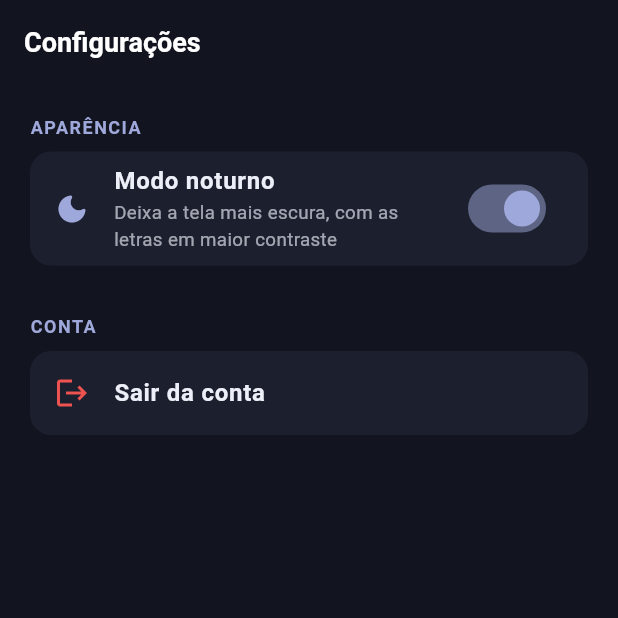
After one commit to FranciscoFilho0/edu_galaxy, a Flutter app: the ProfessorSettingsView screen opened by its route, after a tap on "Modo noturno", on a phone screen of 412 x 824 dp, the top half of it. The commit adds this screen. Run offline on Flutter 3.47's test engine with Material 3 defaults, Android fonts, the phone set to English and light mode, and no system bars; our stand-ins replace audioplayers, cloud_firestore, firebase_auth, firebase_core, flutter_tts, go_router and 4 more; accounts and stored records are empty.

Commit message:
feat: adicionar botão de configurações para modo noturno e controle de volume

```diff
--- /dev/null
+++ b/lib/controllers/settings_controller.dart
@@ -0,0 +1,69 @@
+import 'package:flutter/foundation.dart';
+import 'package:shared_preferences/shared_preferences.dart';
+import '../core/theme/app_theme.dart';
+import '../services/audio_service.dart';
+import '../services/tts_service.dart';
+
+/// Preferências do app que persistem entre sessões: volume da música de
+/// fundo, volume da voz (TTS) e o modo noturno do professor.
+///
+/// Carrega tudo do dispositivo (`SharedPreferences`) assim que o app abre e
+/// já aplica no `AudioService`/`TtsService`/`AppTheme` — as telas só leem os
+/// getters e chamam os setters, sem se preocupar com persistência.
+class SettingsController extends ChangeNotifier {
+  static const _keyMusicVolume = 'settings.musicVolume';
+  static const _keyTtsVolume = 'settings.ttsVolume';
+  static const _keyProfessorDarkMode = 'settings.professorDarkMode';
+
+  double _musicVolume = 0.5;
+  double _ttsVolume = 1.0;
+  bool _professorDarkMode = false;
+  bool _isLoaded = false;
+
+  double get musicVolume => _musicVolume;
+  double get ttsVolume => _ttsVolume;
+  bool get professorDarkMode => _professorDarkMode;
+  bool get isLoaded => _isLoaded;
+
+  SettingsController() {
+    _load();
+  }
+
+  Future<void> _load() async {
+    final prefs = await SharedPreferences.getInstance();
+    _musicVolume = prefs.getDouble(_keyMusicVolume) ?? 0.5;
+    _ttsVolume = prefs.getDouble(_keyTtsVolume) ?? 1.0;
+    _professorDarkMode = prefs.getBool(_keyProfessorDarkMode) ?? false;
+
+    await AudioService().setVolume(_musicVolume);
+    await TtsService.instance.setVolume(_ttsVolume);
+    AppTheme.applyProfessorDarkMode(_professorDarkMode);
+
+    _isLoaded = true;
+    notifyListeners();
+  }
+
+  Future<void> setMusicVolume(double volume) async {
+    _musicVolume = volume.clamp(0.0, 1.0);
+    notifyListeners();
+    await AudioService().setVolume(_musicVolume);
+    final prefs = await SharedPreferences.getInstance();
+    await prefs.setDouble(_keyMusicVolume, _musicVolume);
+  }
+
+  Future<void> setTtsVolume(double volume) async {
+    _ttsVolume = volume.clamp(0.0, 1.0);
+    notifyListeners();
+    await TtsService.instance.setVolume(_ttsVolume);
+    final prefs = await SharedPreferences.getInstance();
+    await prefs.setDouble(_keyTtsVolume, _ttsVolume);
+  }
+
+  Future<void> setProfessorDarkMode(bool dark) async {
+    _professorDarkMode = dark;
+    AppTheme.applyProfessorDarkMode(dark);
+    notifyListeners();
+    final prefs = await SharedPreferences.getInstance();
+    await prefs.setBool(_keyProfessorDarkMode, dark);
+  }
+}
--- a/lib/core/router/app_routes.dart
+++ b/lib/core/router/app_routes.dart
@@ -14,6 +14,7 @@ class AppRoutes {
   static const String professorResults = '/professor/results';
   static const String professorStudents = '/professor/students';
   static const String professorStudentDetail = '/professor/students/:studentId';
+  static const String professorSettings = '/professor/settings';
 
   /// Monta a URL da tela de detalhe substituindo o :studentId pelo id real.
   static String professorStudentDetailPath(String studentId) =>
@@ -30,6 +31,7 @@ class AppRoutes {
   static const String studentGamePlay = '/student/games/play/:gameId';
   static const String studentRanking = '/student/ranking';
   static const String studentAchievements = '/student/achievements';
+  static const String studentSettings = '/student/settings';
 
   // Jogos livres (não pedagógicos — sem professor, sem envio de resultado)
   static const String studentCasualGames = '/student/casual';
--- a/lib/core/theme/app_theme.dart
+++ b/lib/core/theme/app_theme.dart
@@ -2,14 +2,59 @@ import 'package:flutter/material.dart';
 
 class AppTheme {
   // ── Professor palette (professional, clean) ──────────────────────────────
-  static const Color profPrimary = Color(0xFF1A237E);
-  static const Color profSecondary = Color(0xFF0288D1);
-  static const Color profAccent = Color(0xFF00BCD4);
-  static const Color profBackground = Color(0xFFF5F7FA);
-  static const Color profSurface = Color(0xFFFFFFFF);
-  static const Color profSuccess = Color(0xFF2E7D32);
-  static const Color profWarning = Color(0xFFF57F17);
-  static const Color profError = Color(0xFFC62828);
+  // Não são mais `const`: o modo noturno do professor troca os valores
+  // dessas variáveis em tempo real (ver [applyProfessorDarkMode]), então
+  // toda a tela do professor — que referencia essas cores diretamente —
+  // se re-pinta sozinha sem precisar editar cada tela uma por uma.
+  static Color profPrimary = _profLightPrimary;
+  static Color profSecondary = _profLightSecondary;
+  static Color profAccent = _profLightAccent;
+  static Color profBackground = _profLightBackground;
+  static Color profSurface = _profLightSurface;
+  static Color profSuccess = _profLightSuccess;
+  static Color profWarning = _profLightWarning;
+  static Color profError = _profLightError;
+  static Color profOnSurface = _profLightOnSurface;
+  static bool professorDarkMode = false;
+
+  // Paleta clara (padrão)
+  static const Color _profLightPrimary = Color(0xFF1A237E);
+  static const Color _profLightSecondary = Color(0xFF0288D1);
+  static const Color _profLightAccent = Color(0xFF00BCD4);
+  static const Color _profLightBackground = Color(0xFFF5F7FA);
+  static const Color _profLightSurface = Color(0xFFFFFFFF);
+  static const Color _profLightSuccess = Color(0xFF2E7D32);
+  static const Color _profLightWarning = Color(0xFFF57F17);
+  static const Color _profLightError = Color(0xFFC62828);
+  static const Color _profLightOnSurface = Color(0xFF1F1F1F);
+
+  // Paleta do modo noturno — mesma identidade (azul/ciano), só que clara o
+  // bastante pra ter contraste confortável sobre um fundo escuro.
+  static const Color _profDarkPrimary = Color(0xFF9FA8DA);
+  static const Color _profDarkSecondary = Color(0xFF4FC3F7);
+  static const Color _profDarkAccent = Color(0xFF4DD0E1);
+  static const Color _profDarkBackground = Color(0xFF12141F);
+  static const Color _profDarkSurface = Color(0xFF1C1F2E);
+  static const Color _profDarkSuccess = Color(0xFF66BB6A);
+  static const Color _profDarkWarning = Color(0xFFFFB74D);
+  static const Color _profDarkError = Color(0xFFEF5350);
+  static const Color _profDarkOnSurface = Color(0xFFECEFF7);
+
+  /// Liga/desliga o modo noturno do professor. Atualiza todas as cores
+  /// `AppTheme.profX` de uma vez — quem chamar isso deve, em seguida,
+  /// disparar um rebuild do app (o `SettingsController` já faz isso).
+  static void applyProfessorDarkMode(bool dark) {
+    professorDarkMode = dark;
+    profPrimary = dark ? _profDarkPrimary : _profLightPrimary;
+    profSecondary = dark ? _profDarkSecondary : _profLightSecondary;
+    profAccent = dark ? _profDarkAccent : _profLightAccent;
+    profBackground = dark ? _profDarkBackground : _profLightBackground;
+    profSurface = dark ? _profDarkSurface : _profLightSurface;
+    profSuccess = dark ? _profDarkSuccess : _profLightSuccess;
+    profWarning = dark ? _profDarkWarning : _profLightWarning;
+    profError = dark ? _profDarkError : _profLightError;
+    profOnSurface = dark ? _profDarkOnSurface : _profLightOnSurface;
+  }
 
   // ── Student/Galactic palette ──────────────────────────────────────────────
   static const Color galaxyDeep = Color(0xFF0A0E27);
@@ -22,24 +67,27 @@ class AppTheme {
   static const Color galaxyGreen = Color(0xFF10B981);
 
   static ThemeData professorTheme() {
+    final brightness = professorDarkMode ? Brightness.dark : Brightness.light;
     return ThemeData(
       useMaterial3: true,
+      brightness: brightness,
       colorScheme: ColorScheme.fromSeed(
         seedColor: profPrimary,
-        brightness: Brightness.light,
+        brightness: brightness,
       ).copyWith(
         primary: profPrimary,
         secondary: profSecondary,
         surface: profSurface,
+        onSurface: profOnSurface,
         error: profError,
       ),
       scaffoldBackgroundColor: profBackground,
-      appBarTheme: const AppBarTheme(
+      appBarTheme: AppBarTheme(
         backgroundColor: profPrimary,
         foregroundColor: Colors.white,
         elevation: 0,
         centerTitle: false,
-        titleTextStyle: TextStyle(
+        titleTextStyle: const TextStyle(
           color: Colors.white,
           fontSize: 20,
           fontWeight: FontWeight.w600,
@@ -62,25 +110,25 @@ class AppTheme {
       ),
       inputDecorationTheme: InputDecorationTheme(
         filled: true,
-        fillColor: const Color(0xFFF0F2F8),
+        fillColor: professorDarkMode ? profSurface : const Color(0xFFF0F2F8),
         border: OutlineInputBorder(
           borderRadius: BorderRadius.circular(10),
           borderSide: BorderSide.none,
         ),
         focusedBorder: OutlineInputBorder(
           borderRadius: BorderRadius.circular(10),
-          borderSide: const BorderSide(color: profPrimary, width: 2),
+          borderSide: BorderSide(color: profPrimary, width: 2),
         ),
-        labelStyle: const TextStyle(color: Color(0xFF5C6BC0)),
+        labelStyle: TextStyle(color: professorDarkMode ? profOnSurface.withOpacity(0.7) : const Color(0xFF5C6BC0)),
         contentPadding: const EdgeInsets.symmetric(horizontal: 16, vertical: 14),
       ),
-      textTheme: const TextTheme(
+      textTheme: TextTheme(
         headlineLarge: TextStyle(fontSize: 28, fontWeight: FontWeight.bold, color: profPrimary),
         headlineMedium: TextStyle(fontSize: 22, fontWeight: FontWeight.w600, color: profPrimary),
-        titleLarge: TextStyle(fontSize: 18, fontWeight: FontWeight.w600, color: Color(0xFF1A237E)),
-        titleMedium: TextStyle(fontSize: 16, fontWeight: FontWeight.w500),
-        bodyMedium: TextStyle(fontSize: 14, color: Color(0xFF424242)),
-        labelSmall: TextStyle(fontSize: 11, letterSpacing: 0.5),
+        titleLarge: TextStyle(fontSize: 18, fontWeight: FontWeight.w600, color: profOnSurface),
+        titleMedium: TextStyle(fontSize: 16, fontWeight: FontWeight.w500, color: profOnSurface),
+        bodyMedium: TextStyle(fontSize: 14, color: profOnSurface.withOpacity(0.85)),
+        labelSmall: TextStyle(fontSize: 11, letterSpacing: 0.5, color: profOnSurface.withOpacity(0.7)),
       ),
     );
   }
--- a/lib/main.dart
+++ b/lib/main.dart
@@ -6,6 +6,7 @@ import 'controllers/auth_controller.dart';
 import 'controllers/professor_controller.dart';
 import 'controllers/student_controller.dart';
 import 'controllers/game_content_controller.dart';
+import 'controllers/settings_controller.dart';
 import 'core/router/app_router.dart';
 import 'core/theme/app_theme.dart';
 
@@ -31,6 +32,9 @@ void main() async {
         // depois do login (professor) ou depois de entrar na turma (aluno) —
         // veja professor_dashboard_view.dart e student_home_view.dart.
         ChangeNotifierProvider(create: (_) => GameContentController()),
+        // Preferências persistidas do app: volume de música/voz e modo
+        // noturno do professor. Carrega do dispositivo assim que o app abre.
+        ChangeNotifierProvider(create: (_) => SettingsController()),
       ],
       child: const EduGalaxyApp(),
     ),
@@ -50,6 +54,10 @@ class _EduGalaxyAppState extends State<EduGalaxyApp> {
   @override
   Widget build(BuildContext context) {
     final auth = context.watch<AuthController>();
+    // Também escuta o SettingsController: quando o professor liga/desliga o
+    // modo noturno, isso muda as cores em AppTheme e precisamos reconstruir
+    // o MaterialApp para o novo ThemeData valer.
+    context.watch<SettingsController>();
     final theme = auth.isProfessor
         ? AppTheme.professorTheme()
         : AppTheme.studentTheme();
--- a/lib/services/audio_service.dart
+++ b/lib/services/audio_service.dart
@@ -21,8 +21,20 @@ class AudioService {
 
   BackgroundTrack? _currentTrack;
   bool _muted = false;
+  double _volume = 0.5;
 
   bool get isMuted => _muted;
+  double get volume => _volume;
+
+  /// Define o volume da música de fundo (0.0 a 1.0) e aplica imediatamente
+  /// se alguma faixa já estiver tocando. Quem persiste essa escolha entre
+  /// sessões é o `SettingsController`.
+  Future<void> setVolume(double volume) async {
+    _volume = volume.clamp(0.0, 1.0);
+    if (!_muted && _currentTrack != null) {
+      await _player.setVolume(_volume);
+    }
+  }
 
   /// Toca a música da área do aluno (telas com o menu inferior: Base,
   /// Jogos, Ranking, Diversão), em loop.
@@ -50,7 +62,7 @@ class AudioService {
     try {
       await _player.stop();
       await _player.setReleaseMode(ReleaseMode.loop);
-      await _player.setVolume(0.5);
+      await _player.setVolume(_volume);
       await _player.play(AssetSource(asset));
       debugPrint('AudioService: play() de "$asset" concluído sem erro.');
     } catch (e) {
--- a/lib/services/tts_service.dart
+++ b/lib/services/tts_service.dart
@@ -12,6 +12,18 @@ class TtsService {
   final FlutterTts _tts = FlutterTts();
   bool _initialized = false;
   bool _isSpeaking = false;
+  double _volume = 1.0;
+
+  double get volume => _volume;
+
+  /// Define o volume da voz (0.0 a 1.0) e aplica imediatamente. Quem
+  /// persiste essa escolha entre sessões é o `SettingsController`.
+  Future<void> setVolume(double volume) async {
+    _volume = volume.clamp(0.0, 1.0);
+    if (_initialized) {
+      await _tts.setVolume(_volume);
+    }
+  }
 
   Future<void> _ensureInitialized() async {
     if (_initialized) return;
@@ -20,7 +32,7 @@ class TtsService {
     // por crianças que ainda estão aprendendo a ler.
     await _tts.setSpeechRate(0.42);
     await _tts.setPitch(1.0);
-    await _tts.setVolume(1.0);
+    await _tts.setVolume(_volume);
 
     _tts.setStartHandler(() => _isSpeaking = true);
     _tts.setCompletionHandler(() => _isSpeaking = false);
--- a/lib/views/professor/professor_games_view.dart
+++ b/lib/views/professor/professor_games_view.dart
@@ -51,7 +51,7 @@ class ProfessorGamesView extends StatelessWidget {
             ),
             child: Row(
               children: [
-                const Icon(Icons.info_outline, color: AppTheme.profSecondary, size: 20),
+                Icon(Icons.info_outline, color: AppTheme.profSecondary, size: 20),
                 const SizedBox(width: 10),
                 Expanded(
                   child: Text(
--- a/lib/views/professor/professor_results_view.dart
+++ b/lib/views/professor/professor_results_view.dart
@@ -182,7 +182,7 @@ class _SummaryChip extends StatelessWidget {
         children: [
           Icon(icon, size: 14, color: AppTheme.profPrimary),
           const SizedBox(width: 6),
-          Text(label, style: const TextStyle(fontSize: 12, color: AppTheme.profPrimary, fontWeight: FontWeight.w600)),
+          Text(label, style: TextStyle(fontSize: 12, color: AppTheme.profPrimary, fontWeight: FontWeight.w600)),
         ],
       ),
     );
@@ -209,7 +209,7 @@ class _ResultCard extends StatelessWidget {
             CircleAvatar(
               radius: 22,
               backgroundColor: AppTheme.profPrimary.withOpacity(0.1),
-              child: Text(result.studentName[0], style: const TextStyle(color: AppTheme.profPrimary, fontWeight: FontWeight.bold, fontSize: 18)),
+              child: Text(result.studentName[0], style: TextStyle(color: AppTheme.profPrimary, fontWeight: FontWeight.bold, fontSize: 18)),
             ),
             const SizedBox(width: 14),
             Expanded(
--- /dev/null
+++ b/lib/views/professor/professor_settings_view.dart
@@ -0,0 +1,82 @@
+import 'package:flutter/material.dart';
+import 'package:go_router/go_router.dart';
+import 'package:provider/provider.dart';
+import '../../controllers/auth_controller.dart';
+import '../../controllers/settings_controller.dart';
+import '../../core/router/app_routes.dart';
+import '../../core/theme/app_theme.dart';
+
+/// Configurações do professor: modo noturno (tela mais escura, letras com
+/// mais contraste) e o botão de sair da conta.
+class ProfessorSettingsView extends StatelessWidget {
+  const ProfessorSettingsView({super.key});
+
+  @override
+  Widget build(BuildContext context) {
+    final settings = context.watch<SettingsController>();
+    final auth = context.read<AuthController>();
+
+    return Scaffold(
+      backgroundColor: AppTheme.profBackground,
+      appBar: AppBar(title: const Text('Configurações')),
+      body: SafeArea(
+        child: ListView(
+          padding: const EdgeInsets.all(20),
+          children: [
+            _SectionLabel('Aparência'),
+            const SizedBox(height: 8),
+            Container(
+              decoration: BoxDecoration(
+                color: AppTheme.profSurface,
+                borderRadius: BorderRadius.circular(14),
+              ),
+              child: SwitchListTile(
+                shape: RoundedRectangleBorder(borderRadius: BorderRadius.circular(14)),
+                secondary: Icon(Icons.dark_mode_rounded, color: AppTheme.profPrimary),
+                title: Text('Modo noturno', style: TextStyle(color: AppTheme.profOnSurface, fontWeight: FontWeight.w600)),
+                subtitle: Text(
+                  'Deixa a tela mais escura, com as letras em maior contraste',
+                  style: TextStyle(color: AppTheme.profOnSurface.withOpacity(0.65), fontSize: 12.5),
+                ),
+                value: settings.professorDarkMode,
+                activeColor: AppTheme.profPrimary,
+                onChanged: settings.setProfessorDarkMode,
+              ),
+            ),
+            const SizedBox(height: 32),
+            _SectionLabel('Conta'),
+            const SizedBox(height: 8),
+            Container(
+              decoration: BoxDecoration(
+                color: AppTheme.profSurface,
+                borderRadius: BorderRadius.circular(14),
+              ),
+              child: ListTile(
+                shape: RoundedRectangleBorder(borderRadius: BorderRadius.circular(14)),
+                leading: Icon(Icons.logout, color: AppTheme.profError),
+                title: Text('Sair da conta', style: TextStyle(color: AppTheme.profOnSurface, fontWeight: FontWeight.w600)),
+                onTap: () async {
+                  await auth.logout();
+                  if (context.mounted) context.go(AppRoutes.login);
+                },
+              ),
+            ),
+          ],
+        ),
+      ),
+    );
+  }
+}
+
+class _SectionLabel extends StatelessWidget {
+  final String text;
+  const _SectionLabel(this.text);
+
+  @override
+  Widget build(BuildContext context) {
+    return Text(
+      text.toUpperCase(),
+      style: TextStyle(color: AppTheme.profPrimary, fontSize: 12, fontWeight: FontWeight.bold, letterSpacing: 1),
+    );
+  }
+}
--- a/lib/views/professor/professor_students_view.dart
+++ b/lib/views/professor/professor_students_view.dart
@@ -14,7 +14,7 @@ class ProfessorStudentsView extends StatelessWidget {
     showDialog(
       context: context,
       builder: (ctx) => AlertDialog(
-        title: const Text('Novo Aluno', style: TextStyle(color: AppTheme.profPrimary, fontWeight: FontWeight.w700)),
+        title: Text('Novo Aluno', style: TextStyle(color: AppTheme.profPrimary, fontWeight: FontWeight.w700)),
         content: TextField(
           controller: ctrl,
           autofocus: true,
```
Also changed, not shown: lib/core/router/app_router.dart (+12 -0 lines), lib/views/professor/content_editors/math_config_editor_view.dart (+4 -4 lines), lib/views/professor/content_editors/quiz_editor_view.dart (+4 -4 lines), lib/views/professor/content_editors/word_list_editor_view.dart (+5 -5 lines), lib/views/professor/professor_dashboard_view.dart (+8 -11 lines), lib/views/professor/professor_student_detail_view.dart (+5 -5 lines), lib/views/student/student_home_view.dart (+3 -5 lines), lib/views/student/student_settings_view.dart (added, +151 -0 lines), 1 other file.
